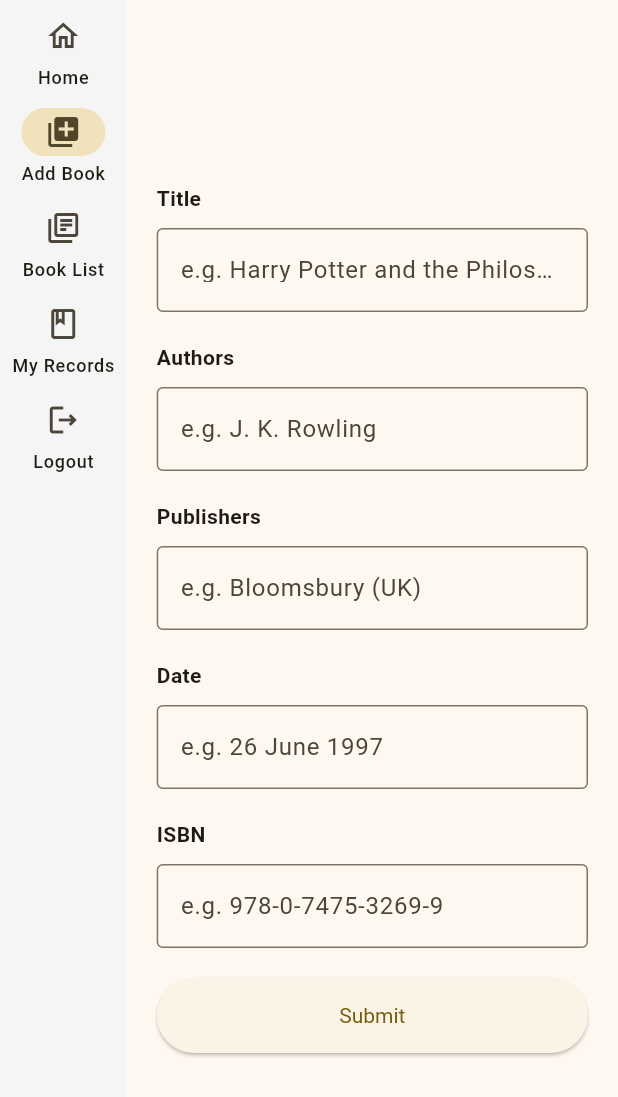
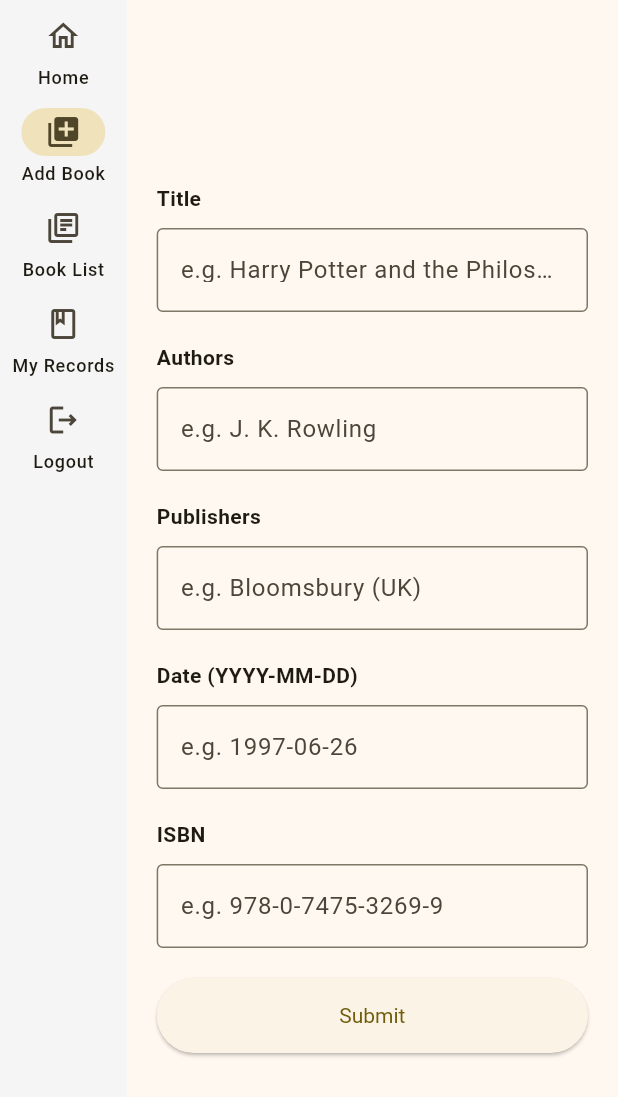
Before and after one commit to wingyeung0317/eee4482_lab, a Flutter app: the NavigationFrame screen opened directly, on a phone screen of 412 x 824 dp. Shown: the top 1097 px of the screen. Run offline on Flutter 3.47's test engine with Material 3 defaults, Android fonts, the phone set to English and light mode, and no system bars; our stand-ins replace shelf, shelf_proxy, validators; missing offline and left inert: dart:html.

Commit message:
Fix: Date Placeholder
wrong format showcase

```diff
--- a/flutterGUI/lib/widgets/book_form.dart
+++ b/flutterGUI/lib/widgets/book_form.dart
@@ -75,8 +75,8 @@ class _BookFormState extends State<BookForm> {
             validator: _validatePublishers,
           ),
           InputBox(
-            name: "Date",
-            hint: "e.g. 26 June 1997",
+            name: "Date (YYYY-MM-DD)",
+            hint: "e.g. 1997-06-26",
             controller: _dateController,
             validator: _validateDate,
           ),
```
